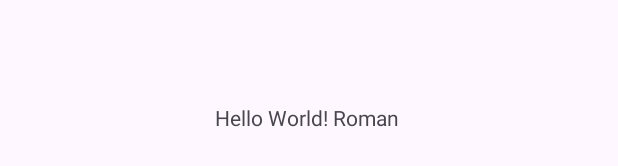
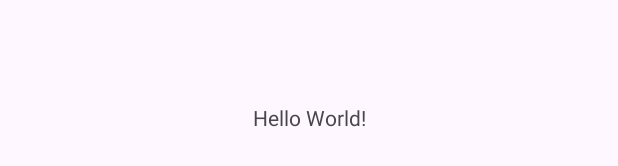
Before and after one commit to Vikram-Dingre/CollaborationDemoProject, an Android app: the layout activity_main.xml on its own in the app's theme, with its tools: preview values and no code run, on a phone screen of 412 x 824 dp. Shown: the part 501-667 px from the top of the screen. Run offline under Robolectric (Android 15) with nearby library versions, the phone set to English and light mode, and no system bars.

Commit message:
this is commit--> Ritul Patil

```diff
--- a/app/src/main/res/layout/activity_main.xml
+++ b/app/src/main/res/layout/activity_main.xml
@@ -10,7 +10,7 @@
     <TextView
         android:layout_width="wrap_content"
         android:layout_height="wrap_content"
-        android:text="Hello World! Roman "
+        android:text="Hello World!"
         app:layout_constraintBottom_toBottomOf="parent"
         app:layout_constraintEnd_toEndOf="parent"
         app:layout_constraintStart_toStartOf="parent"
@@ -18,4 +18,4 @@
 
 </androidx.constraintlayout.widget.ConstraintLayout>
 
-<!--//////////////////      //////////////////-->
+<!--///////////////////////////////////-->
```
